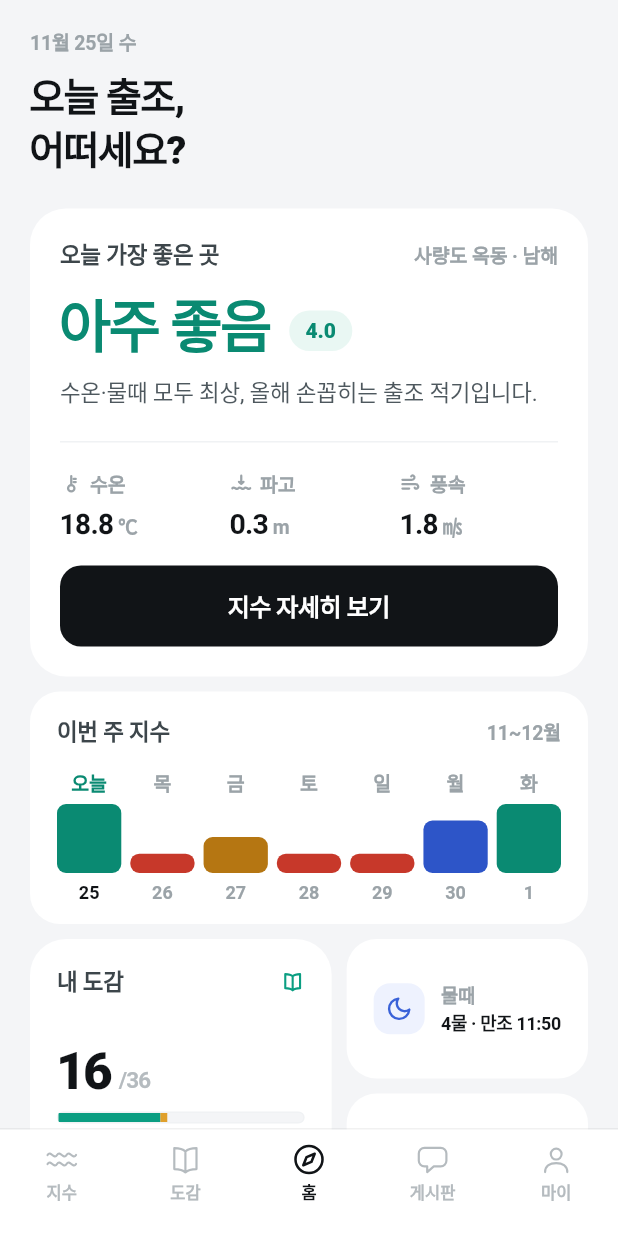
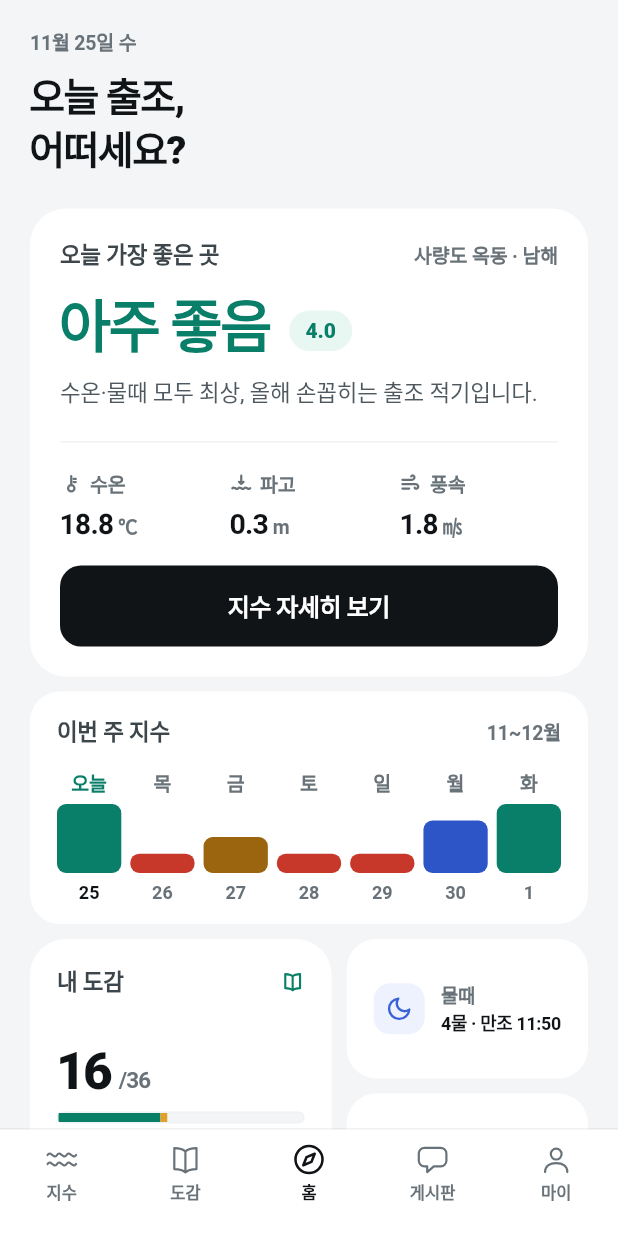
Before and after one commit to hyun7494/APA, a Flutter app: the screen it shows after launch, on a phone screen of 412 x 824 dp. Run offline on Flutter 3.47's test engine with Material 3 defaults, Android fonts, the phone set to English and light mode, and no system bars; our stand-ins replace dio, flutter_riverpod, flutter_secure_storage, geolocator, go_router, google_fonts and 3 more; missing offline and left inert: kakao_flutter_sdk_user; Roboto replaces fonts that are missing (Gothic A1).

Commit message:
fix: make the grey text readable, not just pretty
시안 값 그대로면 작은 글씨 대부분이 WCAG AA(4.5:1)에 못 미쳤다 — 캡션·단위 2.6,
비활성 탭 라벨 1.9, 희귀 골드 글씨 2.3. ★ 다크 주 버튼은 흰 글자가 #10B981 위에서
2.5 로, 라이트보다 **오히려 더 안 읽혔다.** 바다 위 햇빛 아래서 보는 앱이라 체감이 크다.

구조·크기·간격은 그대로 두고 글자색만 바꾼다:

    라이트  muted·faint   #9BA3A8·#B5BBBF → #687278
            label         #6B747A → #5B6469  (캡션과 같아지지 않게 한 단계 내림)
            accent        #0B9E82 → #097F68
            배지 아주좋음·보통 글자, accentDark 도 4.5 이상으로
    다크    muted·faint   #6B7280 → #818896
            onAccent      흰색 → #111417  (7.3:1)

★ 기준은 흰 카드만이 아니라 **회색 화면 배경(#F4F5F7) 위**다. 캡션은 둘 다에
올라간다 — 카드 기준으로만 맞춘 첫 값은 배경 위에서 4.1 이었다.

토큰 둘을 새로 둔다:
- `onScrim` — 사진·반투명 막 위 글자, 항상 흰색. 다크 onAccent 가 어두워지면서
  사진 위 배지까지 검정이 되는 것을 막는다 (6곳 옮김)
- `goldText` — 글씨·아이콘으로 쓰는 골드 #946716. `gold` 는 면·테두리 전용 (7곳)

`palette_contrast_test.dart` 가 두 판의 글자색·버튼 글자·등급 배지를 4.5 로 잰다 —
누가 다시 흐리게 바꾸면 여기서 떨어진다.

남긴 것: 도감 칸의 희귀 메달(골드 원 위 흰 아이콘)은 라이트 2.3 그대로다.

검증 — flutter analyze 깨끗, 위젯·단위 89 통과.

Co-Authored-By: Claude Opus 5.5 <noreply@anthropic.com>

```diff
--- a/fishing_app/lib/models/rating.dart
+++ b/fishing_app/lib/models/rating.dart
@@ -18,7 +18,7 @@ enum Rating {
     label: '아주 좋음',
     level: 4,
     lightBackground: Color(0xFFE9F7F3),
-    lightForeground: Color(0xFF0A8A72),
+    lightForeground: Color(0xFF097E68),
     darkBackground: Color(0xFF1A3834),
     darkForeground: Color(0xFF10B981),
   ),
@@ -36,7 +36,7 @@ enum Rating {
     label: '보통',
     level: 2,
     lightBackground: Color(0xFFFFF3E4),
-    lightForeground: Color(0xFFB57612),
+    lightForeground: Color(0xFF9B650F),
     darkBackground: Color(0xFF3D3422),
     darkForeground: Color(0xFFFBBF24),
   ),
--- a/fishing_app/lib/screens/catch_success_screen.dart
+++ b/fishing_app/lib/screens/catch_success_screen.dart
@@ -86,7 +86,7 @@ class _Body extends StatelessWidget {
               Text(
                 rare ? '희귀 어종 획득' : '새로 채운 칸',
                 style: AppText.cardLabel.copyWith(
-                  color: rare ? AppColors.gold : AppColors.accentDark,
+                  color: rare ? AppColors.goldText : AppColors.accentDark,
                 ),
               ),
               const SizedBox(height: 10),
@@ -142,7 +142,7 @@ class _Body extends StatelessWidget {
                           child: Text(
                             record.lengthLabel,
                             style: AppText.badgeSmall.copyWith(
-                              color: AppColors.onAccent,
+                              color: AppColors.onScrim,
                             ),
                           ),
                         ),
@@ -186,7 +186,7 @@ class _Body extends StatelessWidget {
                       // "기록 안 함 cm" 가 되지 않는다.
                       record.lengthCm?.toStringAsFixed(1) ?? '—',
                       style: AppText.numberLarge.copyWith(
-                        color: rare ? AppColors.gold : AppColors.accentDark,
+                        color: rare ? AppColors.goldText : AppColors.accentDark,
                       ),
                     ),
                     Text('cm', style: AppText.unit),
--- a/fishing_app/lib/screens/post_new_screen.dart
+++ b/fishing_app/lib/screens/post_new_screen.dart
@@ -361,7 +361,7 @@ class _PostNewScreenState extends ConsumerState<PostNewScreen> {
                     child: Text(
                       '사진 바꾸기',
                       style: AppText.badgeSmall.copyWith(
-                        color: AppColors.onAccent,
+                        color: AppColors.onScrim,
                       ),
                     ),
                   ),
--- a/fishing_app/lib/screens/species_detail_screen.dart
+++ b/fishing_app/lib/screens/species_detail_screen.dart
@@ -100,13 +100,13 @@ class _Body extends ConsumerWidget {
                       LineIcon(
                         AppIcon.trophy,
                         size: 12,
-                        color: AppColors.gold,
+                        color: AppColors.goldText,
                         stroke: 1.5,
                       ),
                       const SizedBox(width: 5),
                       Text(
                         '희귀',
-                        style: AppText.badge.copyWith(color: AppColors.gold),
+                        style: AppText.badge.copyWith(color: AppColors.goldText),
                       ),
                     ],
                   ),
@@ -533,7 +533,7 @@ class _PhotoBadge extends StatelessWidget {
     ),
     child: Text(
       text,
-      style: AppText.badgeSmall.copyWith(color: AppColors.onAccent),
+      style: AppText.badgeSmall.copyWith(color: AppColors.onScrim),
     ),
   );
 }
--- a/fishing_app/lib/theme/app_colors.dart
+++ b/fishing_app/lib/theme/app_colors.dart
@@ -69,7 +69,7 @@ abstract final class AppColors {
   /// 화살표 · 미기록 라벨
   static Color get disabled => _palette.disabled;
 
-  /// 주색 면 위 글자
+  /// 주색·강조색 면 위 글자 (다크에서는 어두운 잉크)
   static Color get onAccent => _palette.onAccent;
 
   /// 주 버튼·선택된 칩의 면, 선택된 탭 — 라이트는 잉크, 다크는 주색.
@@ -88,6 +88,9 @@ abstract final class AppColors {
 
   /// 희귀 등급 골드
   static Color get gold => _palette.gold;
+
+  /// 글자·아이콘으로 쓰는 골드 — [gold] 는 면·테두리용
+  static Color get goldText => _palette.goldText;
 
   /// 희귀 칸 배경
   static Color get goldSoft => _palette.goldSoft;
@@ -116,6 +119,9 @@ abstract final class AppColors {
 
   /// 사진 위에 얹는 반투명 배지
   static Color get scrim => _palette.scrim;
+
+  /// [scrim] · 사진 위 글자 (항상 흰색)
+  static Color get onScrim => _palette.onScrim;
 }
 
 /// 보더 대신 면으로 나누므로 그림자는 아주 얕게만 쓴다.
--- a/fishing_app/lib/theme/app_palette.dart
+++ b/fishing_app/lib/theme/app_palette.dart
@@ -30,6 +30,7 @@ class AppPalette {
     required this.accentDark,
     required this.accentSoft,
     required this.gold,
+    required this.goldText,
     required this.goldSoft,
     required this.alert,
     required this.chipBlueBg,
@@ -44,6 +45,7 @@ class AppPalette {
     required this.silhouetteGold,
     required this.lockedGoldText,
     required this.scrim,
+    required this.onScrim,
     required this.hairline,
   });
 
@@ -66,7 +68,14 @@ class AppPalette {
   final Color muted;
   final Color faint;
   final Color disabled;
+
+  /// 주색·강조색 면 위의 글자. 다크 주색(#10B981)은 밝아서 흰 글자가 2.5:1
+  /// 밖에 안 나온다 — 그래서 다크에서는 어두운 잉크다 (7.3:1).
+  /// 사진·반투명 막 위는 [onScrim] 을 쓴다.
   final Color onAccent;
+
+  /// [scrim] · 사진 위의 글자. 모드와 상관없이 흰색이다.
+  final Color onScrim;
 
   /// 가장 세게 강조하는 색 — 주 버튼·선택된 칩의 면, 선택된 탭의 아이콘.
   ///
@@ -80,6 +89,10 @@ class AppPalette {
   final Color accentDark;
   final Color accentSoft;
   final Color gold;
+
+  /// 글자·아이콘으로 쓰는 골드. [gold] 는 흰 바탕에서 2.3:1 이라 면과 테두리에만
+  /// 쓰고, 읽어야 하는 자리는 이걸 쓴다 (라이트 4.5:1 이상).
+  final Color goldText;
   final Color goldSoft;
   final Color alert;
 
@@ -114,16 +127,17 @@ class AppPalette {
     ink2: Color(0xFF3D464B),
     body: Color(0xFF4E585E),
     sub: Color(0xFF5B6469),
-    label: Color(0xFF6B747A),
-    muted: Color(0xFF9BA3A8),
-    faint: Color(0xFFB5BBBF),
+    label: Color(0xFF5B6469),
+    muted: Color(0xFF687278),
+    faint: Color(0xFF687278),
     disabled: Color(0xFFC3C9CD),
     onAccent: Color(0xFFFFFFFF),
     emphasis: Color(0xFF111417),
-    accent: Color(0xFF0B9E82),
-    accentDark: Color(0xFF0A8A72),
+    accent: Color(0xFF097F68),
+    accentDark: Color(0xFF097E68),
     accentSoft: Color(0xFFE9F7F3),
     gold: Color(0xFFE0A02C),
+    goldText: Color(0xFF946716),
     goldSoft: Color(0xFFFBF6EC),
     alert: Color(0xFFF0483E),
     chipBlueBg: Color(0xFFEEF2FE),
@@ -138,14 +152,18 @@ class AppPalette {
     silhouetteGold: Color(0xFFEBDCBF),
     lockedGoldText: Color(0xFFD3C6A6),
     scrim: Color(0x9E111417),
+    onScrim: Color(0xFFFFFFFF),
     hairline: Color(0x0F111417),
   );
 
   /// 숯색 배경 위에 한 톤 밝은 카드.
   ///
   /// 라이트를 그대로 반전한 게 아니다. 어두운 면에서는 같은 채도라도 색이 더
-  /// 튀어 보여서 주색을 #0B9E82 → #10B981 로 올리고(대비 확보), 반대로 회색
-  /// 계단은 흰색 쪽으로 몰지 않고 #6B7280~#9CA3AF 사이에서 눌러 둔다.
+  /// 튀어 보여서 주색을 #097F68 → #10B981 로 올리고(대비 확보), 반대로 회색
+  /// 계단은 흰색 쪽으로 몰지 않고 #818896~#9CA3AF 사이에서 눌러 둔다.
+  ///
+  /// 글자색은 두 판 모두 놓이는 면 위에서 4.5:1 이상이다 (2026-11-25 조정 —
+  /// 시안 값은 캡션 2.6:1, 비활성 탭 1.9:1 이었다). [disabled] 만 예외다.
   static const dark = AppPalette(
     brightness: Brightness.dark,
     bg: Color(0xFF111417),
@@ -159,16 +177,17 @@ class AppPalette {
     body: Color(0xFF9CA3AF),
     sub: Color(0xFF9CA3AF),
     label: Color(0xFF9CA3AF),
-    muted: Color(0xFF6B7280),
-    faint: Color(0xFF6B7280),
+    muted: Color(0xFF818896),
+    faint: Color(0xFF818896),
     disabled: Color(0xFF4B5563),
-    onAccent: Color(0xFFFFFFFF),
+    onAccent: Color(0xFF111417),
     emphasis: Color(0xFF10B981),
     accent: Color(0xFF10B981),
     // 라이트에서는 주색의 "진한 끝"이지만 다크에서는 밝은 끝이어야 읽힌다.
     accentDark: Color(0xFF34D399),
     accentSoft: Color(0xFF1A3834),
     gold: Color(0xFFF59E0B),
+    goldText: Color(0xFFF59E0B),
     goldSoft: Color(0xFF3B2A10),
     alert: Color(0xFFF87171),
     chipBlueBg: Color(0xFF213045),
@@ -183,6 +202,7 @@ class AppPalette {
     silhouetteGold: Color(0xFF92400E),
     lockedGoldText: Color(0xFFD97706),
     scrim: Color(0xB3000000),
+    onScrim: Color(0xFFFFFFFF),
     hairline: Color(0x0DFFFFFF),
   );
 }
--- a/fishing_app/lib/widgets/photo_placeholder.dart
+++ b/fishing_app/lib/widgets/photo_placeholder.dart
@@ -70,7 +70,7 @@ class PhotoCountBadge extends StatelessWidget {
       ),
       child: Text(
         label,
-        style: AppText.badgeSmall.copyWith(color: AppColors.onAccent),
+        style: AppText.badgeSmall.copyWith(color: AppColors.onScrim),
       ),
     );
   }
```
Also changed, not shown: fishing_app/lib/screens/catch_new_screen.dart (+5 -5 lines), 1 other file.
